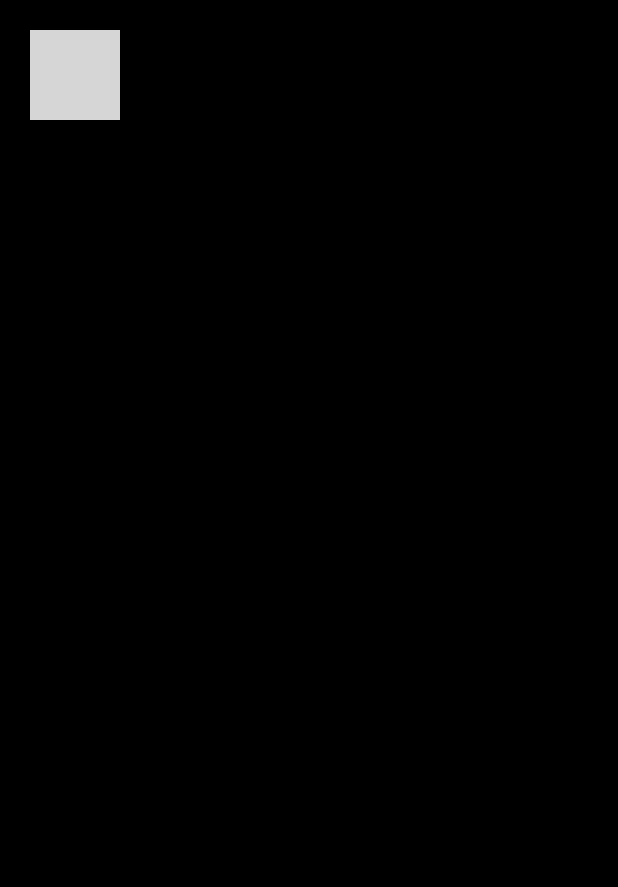
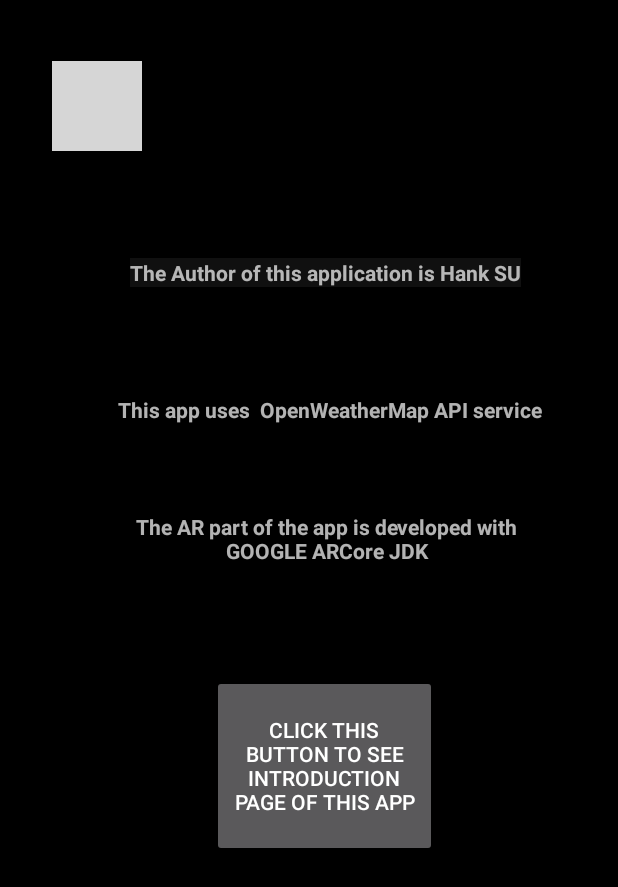
Before and after one commit to MuChuanSu/weAtheR, an Android app: the screen it shows after launch (About), after a tap on an icon or button, on a phone screen of 412 x 824 dp. Shown: the top 887 px of the screen. Run offline under Robolectric (Android 15) with nearby library versions, the phone set to English and light mode, and no system bars; our stand-ins replace Room's generated code; grey boxes are pictures that could not be loaded.

Commit message:
cleaned code

```diff
--- a/app/src/main/java/com/example/weather/About.java
+++ b/app/src/main/java/com/example/weather/About.java
@@ -1,15 +1,18 @@
 package com.example.weather;
+
+import android.content.Intent;
+import android.net.Uri;
+import android.os.Bundle;
+import android.view.SoundEffectConstants;
+import android.view.View;
+import android.widget.Button;
+import android.widget.ImageButton;
 
 import androidx.appcompat.app.AppCompatActivity;
 
-import android.content.Intent;
-import android.os.Bundle;
-import android.view.SoundEffectConstants;
-import android.view.View;
-import android.widget.ImageButton;
-
 public class About extends AppCompatActivity implements BackToLast{
     public ImageButton btn;
+    public Button webBtn;
 
     @Override
     protected void onCreate(Bundle savedInstanceState) {
@@ -17,7 +20,9 @@ public class About extends AppCompatActivity implements BackToLast{
         setContentView(R.layout.activity_about);
 
         btn = findViewById(R.id.backFromAbt);
+        webBtn = findViewById(R.id.toWebButton);
         goBack();
+        toWeb();
 
 
     }
@@ -30,6 +35,16 @@ public class About extends AppCompatActivity implements BackToLast{
                 startActivity(new Intent(About.this,MainActivity.class));
             }
         });
-
+    }
+    public void toWeb(){
+        webBtn.setOnClickListener(new View.OnClickListener() {
+            @Override
+            public void onClick(View v) {
+                Intent i = new Intent(Intent.ACTION_VIEW);
+                String url ="https://muchuansu.github.io/weArtheRWebsite/index.html";
+                i.setData(Uri.parse(url));
+                startActivity(i);
+            }
+        });
     }
 }
--- a/app/src/main/java/com/example/weather/MainActivity.java
+++ b/app/src/main/java/com/example/weather/MainActivity.java
@@ -17,48 +17,26 @@ import androidx.appcompat.app.AppCompatActivity;
 import androidx.lifecycle.ViewModelProvider;
 
 public class MainActivity extends AppCompatActivity  {
-
-
     private Button searchButton;
-    public ImageButton setBtn,abtBtn,chatBtn;
+    public ImageButton abtBtn,chatBtn;
     private AutoCompleteTextView searchBar;
     private String result;//
     private TextView chatBotTxt;
-    private final String leftApiUrl ="https://api.openweathermap.org/data/2.5/weather?q=";
-    private final String rightApiUrl ="&units=metric&appid=6ab7bc0539aba727a6b08fdc9803c4a1";
-    private String notFoundToast = "Check your spelling";
-    private String blankToast = "City name can't be blank";
-    // the json request url format provided by api provider is like the one below:
-    // api.openweathermap.org/data/2.5/weather?q={city name}&appid={API key}
-    // so I had to divide them into 3 parts like declared above to put the user input in
+    private final String notFoundToast = "Check your spelling";
+    private final String blankToast = "City name can't be blank";
     public CityDao cDao;
     public CityDatabase CDB;
     public VideoView vv;
     public Uri videoUri;
 
-
-
     protected void onCreate(Bundle savedInstanceState) {
         super.onCreate(savedInstanceState);
         setContentView(R.layout.activity_main);
-        //
-//        vib =(Vibrator)getSystemService(VIBRATOR_SERVICE);
-        //
-        vv = findViewById(R.id.videoBackId);
-        videoUri = Uri.parse("android.resource://"+getPackageName()+"/"+R.raw.movie);
-        vv.setVideoURI(videoUri);
-        vv.start();
 
-        searchButton = findViewById(R.id.search_button);
-        setBtn=findViewById(R.id.settingsBTNID);
-        abtBtn=findViewById(R.id.aboutBTNID);
-        chatBtn = findViewById(R.id.chatbotbtn);
-        chatBotTxt = findViewById(R.id.chatbottext);
+        setUp();
 
         MainViewModel vM = new ViewModelProvider(this).get(MainViewModel.class);
-
         GoToAbout();
-        GoToSettings();
         setSuggestions();
         goToChatBot();
 
@@ -67,24 +45,21 @@ public class MainActivity extends AppCompatActivity  {
             public void onClick(View v) {
                 v.playSoundEffect(SoundEffectConstants.CLICK);
                 Boolean found =false;
-                String FinalUrl ;
                 String cityName = searchBar.getText().toString();
                 if(!cityName.equals("")){
                     String[] array = getCityArray();
-                    for(int j=0;j<array.length;j++){
-                        if(array[j].equalsIgnoreCase((cityName))){
-                            found =true;
+                    for (String s : array) {
+                        if (s.equalsIgnoreCase((cityName))) {
+                            found = true;
                             vM.setFinalUrl(cityName);
-                            Intent i =new Intent(MainActivity.this,displayInfo.class);
+                            Intent i = new Intent(MainActivity.this, displayInfo.class);
                             startActivity(i);
                         }
                     }
-                    if (found == false){
-
+                    if (!found){
                         Toast.makeText(getApplicationContext(), notFoundToast, Toast.LENGTH_SHORT).show();
                     }
                 }else{
-
                     Toast.makeText(getApplicationContext(), blankToast, Toast.LENGTH_SHORT).show();
                 }
             }
@@ -106,19 +81,6 @@ public class MainActivity extends AppCompatActivity  {
         //and then set an adapter for the auto textview
         /////
     }
-
-
-
-    private void GoToSettings() {
-        setBtn.setOnClickListener(new View.OnClickListener() {
-            @Override
-            public void onClick(View v) {
-                v.playSoundEffect(SoundEffectConstants.CLICK);
-                startActivity(new Intent(MainActivity.this,Settings.class));
-            }
-        });
-    }
-
     private void GoToAbout() {
         abtBtn.setOnClickListener(new View.OnClickListener() {
             @Override
@@ -128,31 +90,6 @@ public class MainActivity extends AppCompatActivity  {
             }
         });
     }
-
-//    private void checkNMakeFinalURL(){
-//        Boolean found =false;
-//        String FinalUrl ;
-//        String cityName = searchBar.getText().toString();
-//        if(!cityName .equals("")){
-//            String[] array = getCityArray();
-//            for(int j=0;j<array.length;j++){
-//                if(array[j].equals(cityName)){
-//                    found =true;
-//                    FinalUrl = leftApiUrl+cityName+rightApiUrl;
-//                    Intent i =new Intent(MainActivity.this,displayInfo.class);
-//                    i.putExtra("Url",FinalUrl);
-//                    startActivity(i);
-//                }
-//            }
-//            if (found == false){
-//                Toast.makeText(getApplicationContext(), "Check your spelling", Toast.LENGTH_SHORT).show();
-//            }
-//        }else{
-//            Toast.makeText(getApplicationContext(), "City name can't be blank", Toast.LENGTH_SHORT).show();
-//        }
-//    }
-
-
     private String[] getCityArray(){
         String[] cityArray ;
         CDB = CityDatabase.getDatabase(this);
@@ -160,7 +97,6 @@ public class MainActivity extends AppCompatActivity  {
         cityArray= cDao.getAllCityNames();
         return cityArray;
     }
-
     private void goToChatBot(){
         chatBtn.setOnClickListener(new View.OnClickListener() {
             @Override
@@ -172,11 +108,14 @@ public class MainActivity extends AppCompatActivity  {
             }
         });
     }
-
-
-
-
-
-
-
+    private void setUp(){
+        vv = findViewById(R.id.videoBackId);
+        videoUri = Uri.parse("android.resource://"+getPackageName()+"/"+R.raw.movie);
+        vv.setVideoURI(videoUri);
+        vv.start();
+        searchButton = findViewById(R.id.search_button);
+        abtBtn=findViewById(R.id.aboutBTNID);
+        chatBtn = findViewById(R.id.chatbotbtn);
+        chatBotTxt = findViewById(R.id.chatbottext);
+    }
 }
--- a/app/src/main/res/layout/activity_about.xml
+++ b/app/src/main/res/layout/activity_about.xml
@@ -1,19 +1,80 @@
 <?xml version="1.0" encoding="utf-8"?>
-<LinearLayout
-    xmlns:android="http://schemas.android.com/apk/res/android"
+<androidx.constraintlayout.widget.ConstraintLayout xmlns:android="http://schemas.android.com/apk/res/android"
+    xmlns:app="http://schemas.android.com/apk/res-auto"
     xmlns:tools="http://schemas.android.com/tools"
-    xmlns:app="http://schemas.android.com/apk/res-auto"
+    android:id="@+id/weatherapiText"
     android:layout_width="match_parent"
     android:layout_height="match_parent"
-    tools:context=".About"
-    android:background="@color/black">
+    android:background="@color/black"
+    tools:context=".About">
+
   <ImageButton
       android:id="@+id/backFromAbt"
-      android:background="@drawable/roundedbtn"
       android:layout_width="60dip"
       android:layout_height="60dip"
-      android:layout_marginTop="20dp"
-      android:layout_marginLeft="20dp"
-      android:src="@drawable/ic_baseline_arrow_back_ios_24"/>
+      android:background="@drawable/roundedbtn"
+      android:src="@drawable/ic_baseline_arrow_back_ios_24"
+      app:layout_constraintBottom_toBottomOf="parent"
+      app:layout_constraintEnd_toEndOf="parent"
+      app:layout_constraintHorizontal_bias="0.099"
+      app:layout_constraintStart_toStartOf="parent"
+      app:layout_constraintTop_toTopOf="parent"
+      app:layout_constraintVertical_bias="0.053" />
 
-  </LinearLayout>
+  <TextView
+      android:id="@+id/textView"
+      android:layout_width="310dp"
+      android:layout_height="30dp"
+      android:text="This app uses  OpenWeatherMap API service"
+      android:textAlignment="center"
+      android:textStyle="bold"
+      app:layout_constraintBottom_toBottomOf="parent"
+      app:layout_constraintEnd_toEndOf="parent"
+      app:layout_constraintHorizontal_bias="0.633"
+      app:layout_constraintStart_toStartOf="parent"
+      app:layout_constraintTop_toTopOf="parent"
+      app:layout_constraintVertical_bias="0.332" />
+
+  <TextView
+      android:id="@+id/textView2"
+      android:layout_width="308dp"
+      android:layout_height="44dp"
+      android:layout_marginTop="48dp"
+      android:text="The AR part of the app is developed with GOOGLE ARCore JDK"
+      android:textAlignment="center"
+      android:textStyle="bold"
+      app:layout_constraintEnd_toEndOf="parent"
+      app:layout_constraintHorizontal_bias="0.611"
+      app:layout_constraintStart_toStartOf="parent"
+      app:layout_constraintTop_toBottomOf="@+id/textView" />
+
+  <TextView
+      android:id="@+id/textView3"
+      android:layout_width="wrap_content"
+      android:layout_height="wrap_content"
+      android:background="#000000"
+      android:backgroundTint="#101010"
+      android:text="The Author of this application is Hank SU"
+      android:textAlignment="center"
+      android:textStyle="bold"
+      app:layout_constraintBottom_toTopOf="@+id/textView"
+      app:layout_constraintEnd_toEndOf="parent"
+      app:layout_constraintHorizontal_bias="0.574"
+      app:layout_constraintStart_toStartOf="parent"
+      app:layout_constraintTop_toTopOf="parent"
+      app:layout_constraintVertical_bias="0.704" />
+
+  <Button
+      android:id="@+id/toWebButton"
+      android:layout_width="150dp"
+      android:layout_height="121dp"
+      android:text="Click this button to see introduction page of this app"
+      app:layout_constraintBottom_toBottomOf="parent"
+      app:layout_constraintEnd_toEndOf="parent"
+      app:layout_constraintHorizontal_bias="0.54"
+      app:layout_constraintStart_toStartOf="parent"
+      app:layout_constraintTop_toBottomOf="@+id/textView2"
+      app:layout_constraintVertical_bias="0.204" />
+
+
+</androidx.constraintlayout.widget.ConstraintLayout>
--- a/app/src/main/res/layout/activity_ar.xml
+++ b/app/src/main/res/layout/activity_ar.xml
@@ -6,7 +6,6 @@
     android:layout_height="match_parent"
     android:background="#A2F1D7"
     tools:context=".ArActivity">
-
 
 
     <fragment
```
Also changed, not shown: app/src/main/java/com/example/weather/ArActivity.java (+58 -93 lines), app/src/main/java/com/example/weather/displayInfo.java (+18 -35 lines), app/src/main/res/layout/activity_display_info.xml (+6 -5 lines), app/src/main/res/layout/activity_main.xml (+2 -16 lines).
